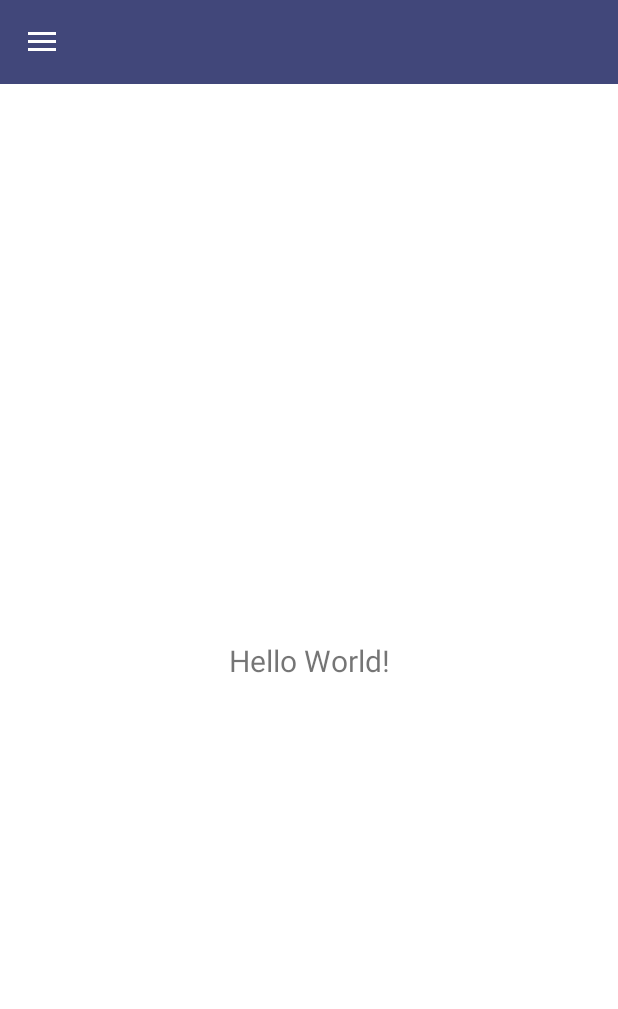
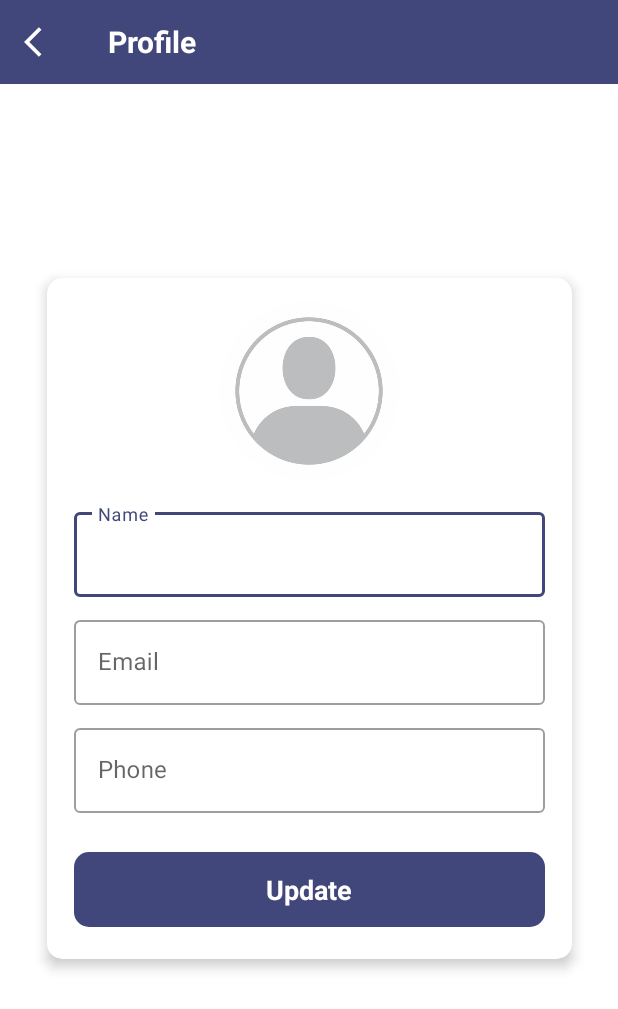
Before and after one commit to Sajad-khan/Anigma, an Android app: the screen it shows after launch once a user with an empty profile is signed in (MainActivity before the commit, ProfileActivity after it), after a tap on "My Profile", on a phone screen of 412 x 824 dp. Shown: the top 1009 px of the screen. Run offline under Robolectric (Android 15) with nearby library versions, the phone set to English and light mode, and no system bars; our stand-ins replace CircleImageView, Firebase (no records; nobody signed in at launch, a user with empty details on screens opened directly); libraries missing offline, so code that uses them is left out: com.karumi.dexter; 1 statement that could not run was skipped; 1 other tap on this screen came first.

Commit message:
added profile activity

```diff
--- a/app/src/main/java/com/example/anigma/anigma/activities/MainActivity.kt
+++ b/app/src/main/java/com/example/anigma/anigma/activities/MainActivity.kt
@@ -1,13 +1,19 @@
 package com.example.anigma.anigma.activities
 
 import android.content.Intent
+import android.os.Build
 import android.os.Bundle
 import android.view.MenuItem
-import android.widget.Toast
+import android.widget.TextView
+import androidx.annotation.RequiresApi
 import androidx.appcompat.app.ActionBarDrawerToggle
 import androidx.core.view.GravityCompat
 import androidx.drawerlayout.widget.DrawerLayout
+import com.bumptech.glide.Glide
+import com.example.anigma.ProfileActivity
 import com.example.anigma.R
+import com.example.anigma.anigma.firebase.FireStoreClass
+import com.example.anigma.anigma.model.User
 import com.example.anigma.databinding.ActivityMainBinding
 import com.google.android.material.navigation.NavigationView
 import com.google.firebase.auth.FirebaseAuth
@@ -16,11 +22,14 @@ class MainActivity : BaseActivity(), NavigationView.OnNavigationItemSelectedList
     private lateinit var binding: ActivityMainBinding
     private lateinit var drawerLayout: DrawerLayout
     private lateinit var actionBarDrawerToggle: ActionBarDrawerToggle
+    private lateinit var currUser: String
+    @RequiresApi(Build.VERSION_CODES.TIRAMISU)
     override fun onCreate(savedInstanceState: Bundle?) {
         super.onCreate(savedInstanceState)
         binding = ActivityMainBinding.inflate(layoutInflater)
         setContentView(binding.root)
-        //binding.navView.setNavigationItemSelectedListener(this)
+        FireStoreClass().loadUserData(this)
+        binding.navView.setNavigationItemSelectedListener(this)
         // drawer layout instance to toggle the menu icon to open
         // drawer and back button to close drawer
         drawerLayout = findViewById(R.id.drawer_layout)
@@ -54,7 +63,7 @@ class MainActivity : BaseActivity(), NavigationView.OnNavigationItemSelectedList
     override fun onNavigationItemSelected(item: MenuItem): Boolean {
         when(item.itemId){
             R.id.nav_my_profile -> {
-                Toast.makeText(this@MainActivity, "My Profile!", Toast.LENGTH_LONG).show()
+                startActivity(Intent(this, ProfileActivity::class.java))
             }
             R.id.nav_sign_out -> {
                 FirebaseAuth.getInstance().signOut()
@@ -67,4 +76,16 @@ class MainActivity : BaseActivity(), NavigationView.OnNavigationItemSelectedList
         drawerLayout.closeDrawer(GravityCompat.START)
         return true
     }
+
+    fun updateNavigationUserDetails(loggedInUser: User) {
+        Glide
+            .with(this)
+            .load(loggedInUser.imageLocation)
+            .centerCrop()
+            .placeholder(R.drawable.ic_nav_placeholder)
+            .into(findViewById(R.id.circular_imageview))
+
+        findViewById<TextView>(R.id.tv_username).text = loggedInUser.name
+    }
+
 }
--- a/app/src/main/java/com/example/anigma/anigma/utils/Constants.kt
+++ b/app/src/main/java/com/example/anigma/anigma/utils/Constants.kt
@@ -2,4 +2,9 @@ package com.example.anigma.anigma.utils
 
 object Constants {
     const val USERS: String = "users"
+    const val CURR_USER: String = "currentUser"
+
+    const val MOBILE: String = "mobileNo"
+    const val NAME: String = "name"
+    const val IMAGE: String = "imageLocation"
 }
--- /dev/null
+++ b/app/src/main/res/layout/activity_profile.xml
@@ -0,0 +1,111 @@
+<?xml version="1.0" encoding="utf-8"?>
+<androidx.constraintlayout.widget.ConstraintLayout xmlns:android="http://schemas.android.com/apk/res/android"
+    xmlns:app="http://schemas.android.com/apk/res-auto"
+    xmlns:tools="http://schemas.android.com/tools"
+    android:layout_width="match_parent"
+    android:layout_height="match_parent"
+    tools:context=".ProfileActivity">
+    <androidx.appcompat.widget.Toolbar
+        android:background="#41477A"
+        android:id="@+id/profile_toolbar"
+        android:layout_width="match_parent"
+        android:layout_height="?attr/actionBarSize"
+        app:layout_constraintTop_toTopOf="parent"
+        app:layout_constraintStart_toStartOf="parent">
+        <TextView
+            android:layout_width="wrap_content"
+            android:layout_height="wrap_content"
+            android:layout_gravity="center_vertical"
+            android:text="Profile"
+            android:textStyle="bold"
+            android:textSize="20sp"
+            android:textColor="@color/white"/>
+    </androidx.appcompat.widget.Toolbar>
+
+    <com.google.android.material.circularreveal.cardview.CircularRevealCardView
+        app:cardCornerRadius="10dp"
+        android:layout_width="350dp"
+        app:cardElevation="5dp"
+        app:strokeColor="@color/black"
+        android:layout_height="wrap_content"
+        app:layout_constraintTop_toTopOf="@id/profile_toolbar"
+        app:layout_constraintStart_toStartOf="parent"
+        app:layout_constraintEnd_toEndOf="parent"
+        app:layout_constraintBottom_toBottomOf="parent">
+        <LinearLayout
+            android:layout_margin="15dp"
+            android:layout_width="match_parent"
+            android:layout_height="wrap_content"
+            android:orientation="vertical">
+            <de.hdodenhof.circleimageview.CircleImageView
+                android:id="@+id/iv_profile"
+                android:layout_width="@dimen/profile_image_size"
+                android:layout_height="@dimen/profile_image_size"
+                android:layout_gravity="center"
+                android:layout_marginBottom="15dp"
+                android:src="@drawable/ic_nav_placeholder"/>
+
+            <com.google.android.material.textfield.TextInputLayout
+                android:layout_gravity="center"
+                android:layout_width="@dimen/general_width"
+                style="@style/Widget.MaterialComponents.TextInputLayout.OutlinedBox"
+                android:layout_height="wrap_content"
+                android:hint="Name">
+                <com.google.android.material.textfield.TextInputEditText
+                    android:id="@+id/profile_name"
+                    android:layout_width="match_parent"
+                    android:layout_height="wrap_content"
+                    android:inputType="textCapWords"
+                    tools:ignore="TextContrastCheck"
+                    android:layout_marginBottom="10dp"/>
+            </com.google.android.material.textfield.TextInputLayout>
+
+            <com.google.android.material.textfield.TextInputLayout
+                android:layout_gravity="center"
+                android:layout_width="@dimen/general_width"
+                style="@style/Widget.MaterialComponents.TextInputLayout.OutlinedBox"
+                android:layout_height="wrap_content"
+                android:hint="Email">
+                <com.google.android.material.textfield.TextInputEditText
+                    android:id="@+id/profile_email"
+                    android:focusable="false"
+                    android:focusableInTouchMode="false"
+                    android:layout_width="match_parent"
+                    android:layout_height="wrap_content"
+                    android:inputType="textCapWords"
+                    tools:ignore="TextContrastCheck"
+                    android:layout_marginBottom="10dp"/>
+            </com.google.android.material.textfield.TextInputLayout>
+
+            <com.google.android.material.textfield.TextInputLayout
+                android:layout_gravity="center"
+                android:layout_width="@dimen/general_width"
+                style="@style/Widget.MaterialComponents.TextInputLayout.OutlinedBox"
+                android:layout_height="wrap_content"
+                android:hint="Phone">
+                <com.google.android.material.textfield.TextInputEditText
+                    android:id="@+id/profile_phone"
+                    android:layout_width="match_parent"
+                    android:layout_height="wrap_content"
+                    android:inputType="phone"
+                    tools:ignore="TextContrastCheck"
+                    android:layout_marginBottom="10dp"/>
+
+                <TextView
+                    android:id="@+id/btn_update"
+                    android:background="@drawable/ripple_effect_btn"
+                    android:layout_width="@dimen/general_width"
+                    android:layout_height="50dp"
+                    android:layout_marginTop="16dp"
+                    android:text="Update"
+                    android:textColor="@color/white"
+                    android:textSize="@dimen/button_size"
+                    android:textStyle="bold"
+                    android:gravity="center"
+                    android:layout_marginBottom="6dp"
+                    />
+            </com.google.android.material.textfield.TextInputLayout>
+        </LinearLayout>
+    </com.google.android.material.circularreveal.cardview.CircularRevealCardView>
+
+</androidx.constraintlayout.widget.ConstraintLayout>
--- a/app/src/main/res/layout/nav_header_main.xml
+++ b/app/src/main/res/layout/nav_header_main.xml
@@ -23,6 +23,7 @@
         app:civ_border_width="@dimen/nav_image_circular_border_width" />
 
     <TextView
+        android:gravity="center"
         android:id="@+id/tv_username"
         android:layout_width="wrap_content"
         android:layout_height="wrap_content"
--- a/app/src/main/res/values/dimens.xml
+++ b/app/src/main/res/values/dimens.xml
@@ -16,4 +16,6 @@
     <dimen name="nav_image_circular_border_width">1dp</dimen>
     <dimen name="nav_divider_height">0.5dp</dimen>
 
+    <dimen name="profile_image_size">120dp</dimen>
+
 </resources>
```
Also changed, not shown: app/build.gradle (+10 -0 lines), app/src/main/AndroidManifest.xml (+12 -2 lines), app/src/main/java/com/example/anigma/ProfileActivity.kt (added, +251 -0 lines), app/src/main/java/com/example/anigma/anigma/activities/UserSignIn.kt (+5 -2 lines), app/src/main/java/com/example/anigma/anigma/firebase/FireStoreClass.kt (+28 -2 lines).
